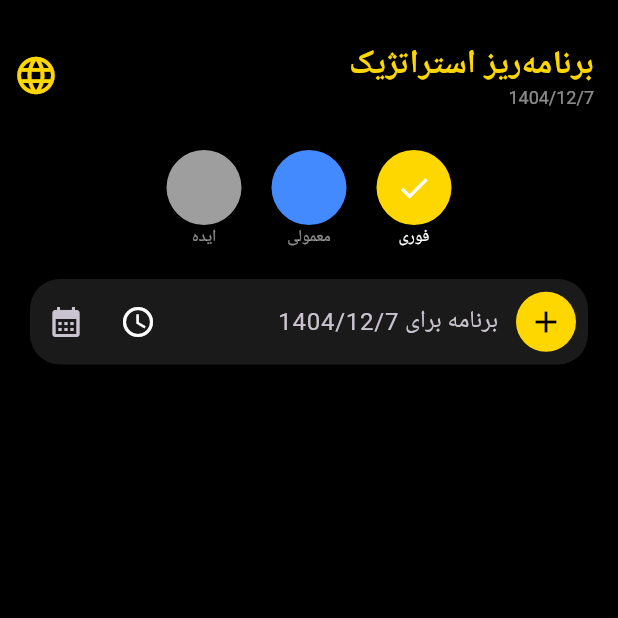
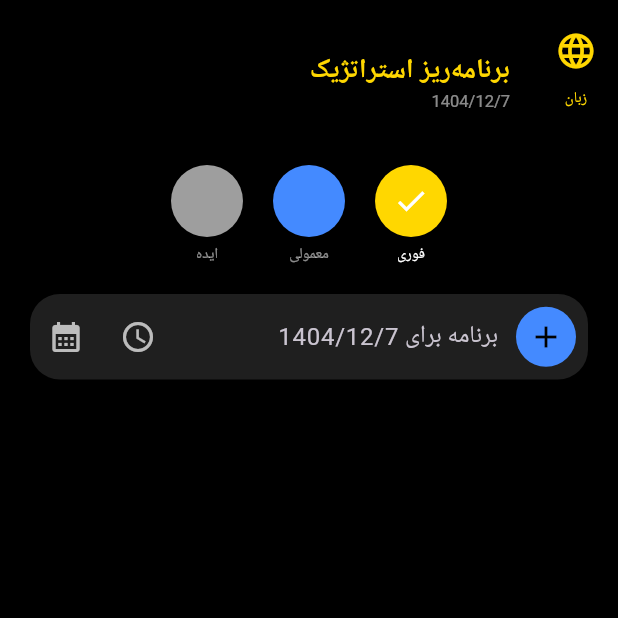
Before and after one commit to aliapps1/Global-Task-Planner, a Flutter app: the screen it shows after launch, on a phone screen of 412 x 824 dp, the top half of it. Run offline on Flutter 3.47's test engine with Material 3 defaults, Android fonts, the phone set to English and light mode, and no system bars; our stand-ins replace shared_preferences.

Commit message:
Update main.dart

```diff
--- a/lib/main.dart
+++ b/lib/main.dart
@@ -41,19 +41,19 @@ class _PlannerScreenState extends State<PlannerScreen> {
   List<String> _tasks = [];
   Color _selColor = const Color(0xFFFFD700);
   DateTime _selDate = DateTime.now();
-  TimeOfDay? _selTime; // تغییر به نال‌شونده برای تشخیص اینکه کاربر ساعت انتخاب کرده یا نه
+  TimeOfDay? _selTime;
   Timer? _alarmTimer;
 
   final Map<String, Map<String, String>> _langData = {
-    'en': {'n': 'English', 't': 'Elite Planner', 'p': 'Plan for', 'at': 'at', 'h': 'High', 'm': 'Normal', 'i': 'Idea'},
-    'pt': {'n': 'Português', 't': 'Planejador', 'p': 'Plano para', 'at': 'às', 'h': 'Alto', 'm': 'Normal', 'i': 'Ideia'},
-    'fr': {'n': 'Français', 't': 'Planificateur', 'p': 'Plan pour', 'at': 'à', 'h': 'Haut', 'm': 'Normal', 'i': 'Idée'},
-    'de': {'n': 'Deutsch', 't': 'Planer', 'p': 'Plan für', 'at': 'um', 'h': 'Hoch', 'm': 'Normal', 'i': 'Idee'},
-    'ru': {'n': 'Русский', 't': 'Планировщик', 'p': 'План на', 'at': 'в', 'h': 'Срочно', 'm': 'Обычно', 'i': 'Идея'},
-    'zh': {'n': '中文', 't': '规划师', 'p': '计划于', 'at': '在', 'h': '紧急', 'm': '普通', 'i': '想法'},
-    'it': {'n': 'Italiano', 't': 'Pianificatore', 'p': 'Piano per', 'at': 'alle', 'h': 'Alto', 'm': 'Normale', 'i': 'Idea'},
-    'ar': {'n': 'العربية', 't': 'مخطط النخبة', 'p': 'خطة لـ', 'at': 'في', 'h': 'عالي', 'm': 'عادي', 'i': 'فكرة'},
-    'fa': {'n': 'فارسی', 't': 'برنامه‌ریز استراتژیک', 'p': 'برنامه برای', 'at': 'ساعت', 'h': 'فوری', 'm': 'معمولی', 'i': 'ایده'},
+    'en': {'n': 'English', 't': 'Elite Planner', 'p': 'Plan for', 'at': 'at', 'h': 'High', 'm': 'Normal', 'i': 'Idea', 'l': 'Language'},
+    'pt': {'n': 'Português', 't': 'Planejador', 'p': 'Plano para', 'at': 'às', 'h': 'Alto', 'm': 'Normal', 'i': 'Ideia', 'l': 'Idioma'},
+    'fr': {'n': 'Français', 't': 'Planificateur', 'p': 'Plan pour', 'at': 'à', 'h': 'Haut', 'm': 'Normal', 'i': 'Idée', 'l': 'Langue'},
+    'de': {'n': 'Deutsch', 't': 'Planer', 'p': 'Plan für', 'at': 'um', 'h': 'Hoch', 'm': 'Normal', 'i': 'Idee', 'l': 'Sprache'},
+    'ru': {'n': 'Русский', 't': 'Планировщик', 'p': 'План на', 'at': 'в', 'h': 'Срочно', 'm': 'Обычно', 'i': 'Идея', 'l': 'Язык'},
+    'zh': {'n': '中文', 't': '规划师', 'p': '计划于', 'at': '在', 'h': '紧急', 'm': '普通', 'i': '想法', 'l': '语言'},
+    'it': {'n': 'Italiano', 't': 'Pianificatore', 'p': 'Piano per', 'at': 'alle', 'h': 'Alto', 'm': 'Normale', 'i': 'Idea', 'l': 'Lingua'},
+    'ar': {'n': 'العربية', 't': 'مخطط النخبة', 'p': 'خطة لـ', 'at': 'في', 'h': 'عالي', 'm': 'عادي', 'i': 'فكرة', 'l': 'اللغة'},
+    'fa': {'n': 'فارسی', 't': 'برنامه‌ریز استراتژیک', 'p': 'برنامه برای', 'at': 'ساعت', 'h': 'فوری', 'm': 'معمولی', 'i': 'ایده', 'l': 'زبان'},
   };
 
   @override
@@ -68,8 +68,7 @@ class _PlannerScreenState extends State<PlannerScreen> {
     final nowStr = "${now.hour.toString().padLeft(2, '0')}:${now.minute.toString().padLeft(2, '0')}";
     for (var task in _tasks) {
       if (task.contains("($nowStr)") && !task.startsWith("✔")) {
-        HapticFeedback.heavyImpact();
-        SystemSound.play(SystemSoundType.click);
+        HapticFeedback.vibrate();
         _showAlarmDialog(task.split('|')[0]);
         break;
       }
@@ -77,15 +76,11 @@ class _PlannerScreenState extends State<PlannerScreen> {
   }
 
   void _showAlarmDialog(String title) {
-    showDialog(
-      context: context,
-      barrierDismissible: false,
-      builder: (context) => AlertDialog(
-        title: const Icon(Icons.alarm, color: Colors.yellow, size: 50),
-        content: Text(title, textAlign: TextAlign.center, style: const TextStyle(fontSize: 20)),
-        actions: [Center(child: TextButton(onPressed: () => Navigator.pop(context), child: const Text("OK")))],
-      ),
-    );
+    showDialog(context: context, builder: (context) => AlertDialog(
+      title: const Icon(Icons.alarm, color: Colors.yellow, size: 40),
+      content: Text(title, textAlign: TextAlign.center),
+      actions: [Center(child: TextButton(onPressed: () => Navigator.pop(context), child: const Text("OK")))],
+    ));
   }
 
   String _toSolar(DateTime d) {
@@ -101,29 +96,32 @@ class _PlannerScreenState extends State<PlannerScreen> {
     return "$jy/$jm/$jd";
   }
 
-  _loadData() async { final prefs = await SharedPreferences.getInstance(); setState(() => _tasks = prefs.getStringList('tasks_v21') ?? []); }
-  _saveData() async { final prefs = await SharedPreferences.getInstance(); await prefs.setStringList('tasks_v21', _tasks); }
+  _loadData() async { final prefs = await SharedPreferences.getInstance(); setState(() => _tasks = prefs.getStringList('tasks_v22') ?? []); }
+  _saveData() async { final prefs = await SharedPreferences.getInstance(); await prefs.setStringList('tasks_v22', _tasks); }
 
   @override
   Widget build(BuildContext context) {
     String dateLabel = (widget.lang == 'fa') ? _toSolar(_selDate) : "${_selDate.day}/${_selDate.month}/${_selDate.year}";
-    String timeLabel = _selTime != null ? "${_langData[widget.lang]!['at']} ${_selTime!.format(context)}" : "";
 
     return Scaffold(
       backgroundColor: Colors.black,
       appBar: AppBar(
-        toolbarHeight: 100, backgroundColor: Colors.transparent,
+        toolbarHeight: 110, backgroundColor: Colors.transparent, elevation: 0,
+        leading: Padding(
+          padding: const EdgeInsets.only(top: 10),
+          child: Column(children: [
+            PopupMenuButton<String>(
+              icon: const Icon(Icons.language, color: Color(0xFFFFD700), size: 28),
+              onSelected: widget.onLangChange,
+              itemBuilder: (context) => _langData.entries.map((e) => PopupMenuItem(value: e.key, child: Text(e.value['n']!))).toList(),
+            ),
+            Text(_langData[widget.lang]!['l']!, style: const TextStyle(color: Color(0xFFFFD700), fontSize: 10)),
+          ]),
+        ),
         title: Column(crossAxisAlignment: CrossAxisAlignment.start, children: [
-          Text(_langData[widget.lang]!['t']!, style: const TextStyle(color: Color(0xFFFFD700), fontWeight: FontWeight.bold)),
-          Text("$dateLabel $timeLabel", style: const TextStyle(fontSize: 12, color: Colors.white54)),
+          Text(_langData[widget.lang]!['t']!, style: const TextStyle(color: Color(0xFFFFD700), fontWeight: FontWeight.bold, fontSize: 18)),
+          Text(dateLabel, style: const TextStyle(fontSize: 11, color: Colors.white54)),
         ]),
-        actions: [
-          PopupMenuButton<String>(
-            icon: const Icon(Icons.language, color: Color(0xFFFFD700), size: 30),
-            onSelected: widget.onLangChange,
-            itemBuilder: (context) => _langData.entries.map((e) => PopupMenuItem(value: e.key, child: Text(e.value['n']!))).toList(),
-          ),
-        ],
       ),
       body: Column(children: [
         Row(mainAxisAlignment: MainAxisAlignment.center, children: [
@@ -139,43 +137,45 @@ class _PlannerScreenState extends State<PlannerScreen> {
             decoration: InputDecoration(
               hintText: "${_langData[widget.lang]!['p']} $dateLabel",
               prefixIcon: IconButton(
-                icon: CircleAvatar(backgroundColor: _selColor, child: const Icon(Icons.add, color: Colors.black)),
+                icon: CircleAvatar(backgroundColor: const Color(0xFF448AFF), child: const Icon(Icons.add, color: Colors.black)),
                 onPressed: () {
                   if (_controller.text.isNotEmpty) {
-                    String alarmPart = _selTime != null ? " (${_selTime!.format(context)})" : "";
+                    String alarmStr = _selTime != null ? " (${_selTime!.hour.toString().padLeft(2, '0')}:${_selTime!.minute.toString().padLeft(2, '0')})" : "";
                     setState(() {
-                      _tasks.insert(0, "${_controller.text}|$dateLabel$alarmPart|${_selColor.value}");
-                      _selTime = null; // ریست کردن ساعت برای یادداشت بعدی
+                      _tasks.insert(0, "${_controller.text}|$dateLabel$alarmStr|${_selColor.value}");
+                      _selTime = null; // مشکل تکرار زمان اینجا حل شد
                     });
                     _controller.clear(); _saveData();
                   }
                 },
               ),
               suffixIcon: Row(mainAxisSize: MainAxisSize.min, children: [
-                IconButton(icon: Icon(Icons.access_time, color: _selTime != null ? Colors.yellow : Colors.white), onPressed: () async {
+                IconButton(icon: Icon(Icons.access_time, color: _selTime != null ? Colors.yellow : Colors.white70), onPressed: () async {
                   TimeOfDay? t = await showTimePicker(context: context, initialTime: TimeOfDay.now());
                   if (t != null) setState(() => _selTime = t);
                 }),
-                IconButton(icon: const Icon(Icons.calendar_month), onPressed: () async {
+                IconButton(icon: const Icon(Icons.calendar_month, color: Colors.white70), onPressed: () async {
                   DateTime? p = await showDatePicker(context: context, initialDate: _selDate, firstDate: DateTime(2020), lastDate: DateTime(2030));
                   if (p != null) setState(() => _selDate = p);
                 }),
               ]),
-              filled: true, fillColor: Colors.white10,
+              filled: true, fillColor: Colors.white12,
               border: OutlineInputBorder(borderRadius: BorderRadius.circular(20), borderSide: BorderSide.none),
             ),
           ),
         ),
+        const SizedBox(height: 10),
         Expanded(child: ListView.builder(
           itemCount: _tasks.length,
           itemBuilder: (context, index) {
             var p = _tasks[index].split('|');
             return Container(
-              margin: const EdgeInsets.symmetric(horizontal: 20, vertical: 8),
-              decoration: BoxDecoration(color: Colors.white12, borderRadius: BorderRadius.circular(15), border: Border(left: BorderSide(color: Color(int.parse(p[2])), width: 5))),
+              margin: const EdgeInsets.symmetric(horizontal: 20, vertical: 6),
+              decoration: BoxDecoration(color: Colors.white.withOpacity(0.05), borderRadius: BorderRadius.circular(15), border: Border(left: BorderSide(color: Color(int.parse(p[2])), width: 4))),
               child: ListTile(
-                title: Text(p[0]), subtitle: Text(p[1], style: const TextStyle(fontSize: 10, color: Colors.white38)),
-                trailing: IconButton(icon: const Icon(Icons.delete_outline, color: Colors.redAccent), onPressed: () { setState(() => _tasks.removeAt(index)); _saveData(); }),
+                title: Text(p[0], style: const TextStyle(fontSize: 14)),
+                subtitle: Text(p[1], style: const TextStyle(fontSize: 10, color: Colors.white38)),
+                trailing: IconButton(icon: const Icon(Icons.delete_sweep, color: Colors.redAccent, size: 20), onPressed: () { setState(() => _tasks.removeAt(index)); _saveData(); }),
               ),
             );
           },
@@ -189,8 +189,9 @@ class _PlannerScreenState extends State<PlannerScreen> {
     return GestureDetector(
       onTap: () => setState(() => _selColor = c),
       child: Padding(padding: const EdgeInsets.symmetric(horizontal: 10), child: Column(children: [
-        CircleAvatar(radius: 25, backgroundColor: c, child: isS ? const Icon(Icons.check, color: Colors.white) : null),
-        Text(label, style: TextStyle(fontSize: 11, color: isS ? Colors.white : Colors.white54)),
+        CircleAvatar(radius: 24, backgroundColor: c, child: isS ? const Icon(Icons.check, color: Colors.white) : null),
+        const SizedBox(height: 4),
+        Text(label, style: TextStyle(fontSize: 10, color: isS ? Colors.white : Colors.white54)),
       ])),
     );
   }
```
